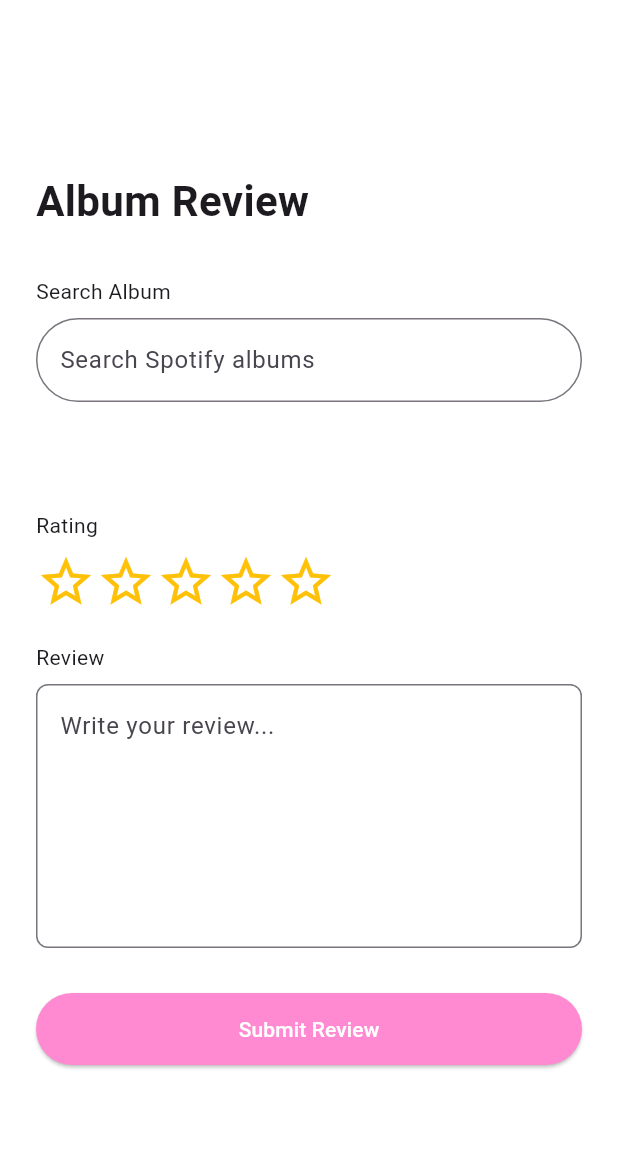
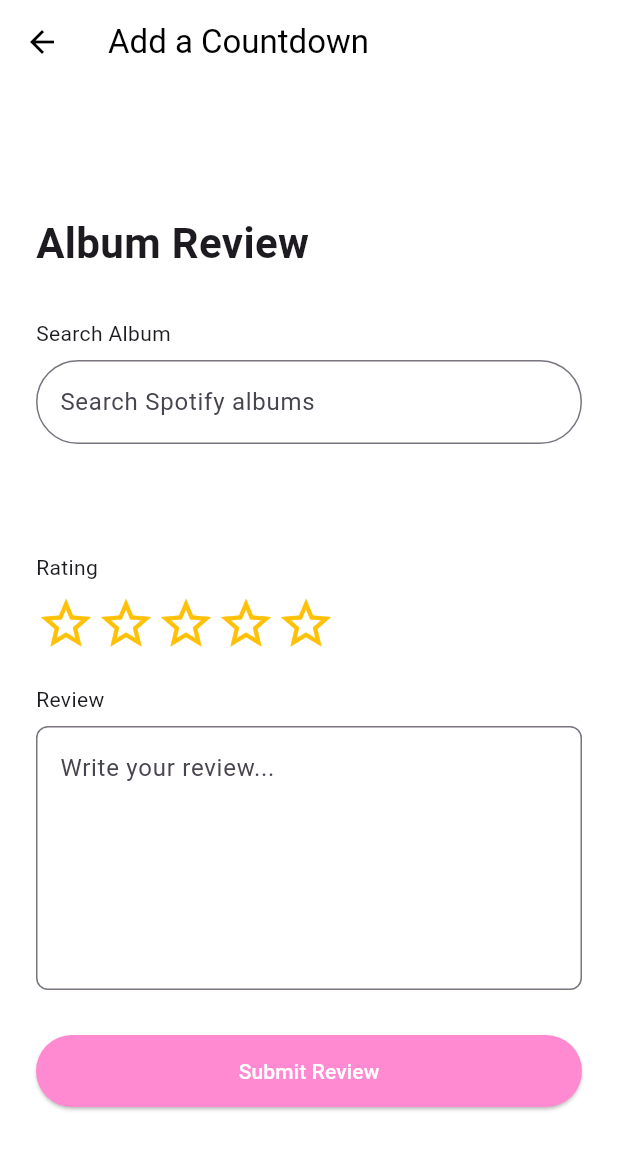
Before and after one commit to shopia-hacks/Just-Dropd, a Flutter app: the AddAlbumReviewPage screen opened directly with empty values, on a phone screen of 412 x 824 dp. Shown: the top 1150 px of the screen. Run offline on Flutter 3.47's test engine with Material 3 defaults, Android fonts, the phone set to English and light mode, and no system bars; our stand-ins replace flutter_svg, google_fonts, image_picker.

Commit message:
Back Button Album Review
Adding back button to album review

```diff
--- a/frontend/lib/pages/album_review.dart
+++ b/frontend/lib/pages/album_review.dart
@@ -225,6 +225,12 @@ Future<void> _searchSpotifyAlbums(String query) async {
    return Scaffold(
      backgroundColor: Colors.white,
 
+     appBar: AppBar(
+        title: const Text("Add a Countdown"),
+        backgroundColor: Colors.white,
+        foregroundColor: Colors.black,
+        elevation: 0,
+      ),
 
      body: Center(
        child: SingleChildScrollView(
```
Also changed, not shown: 1 other file.
